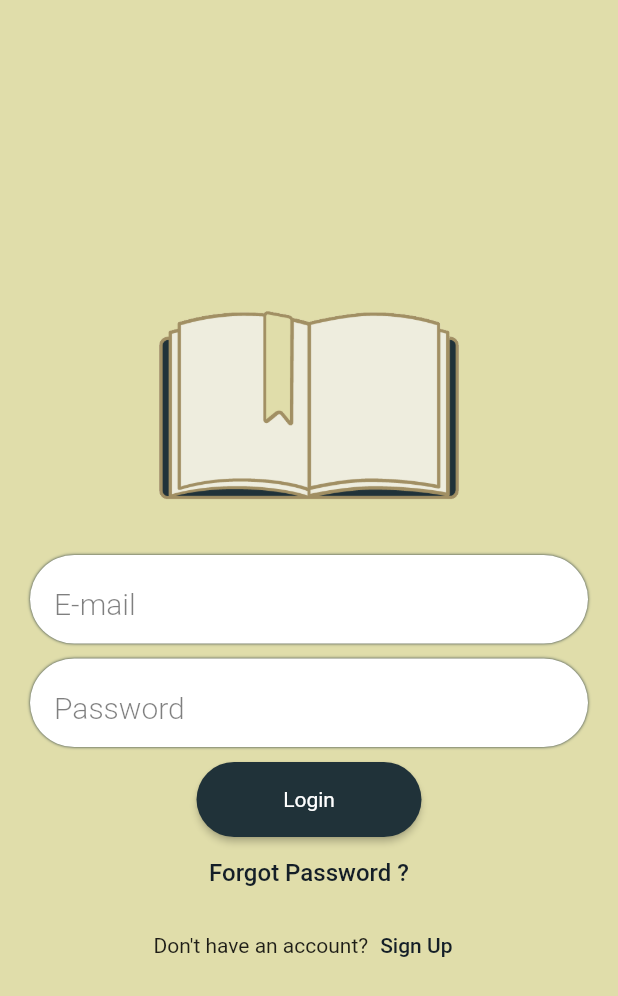
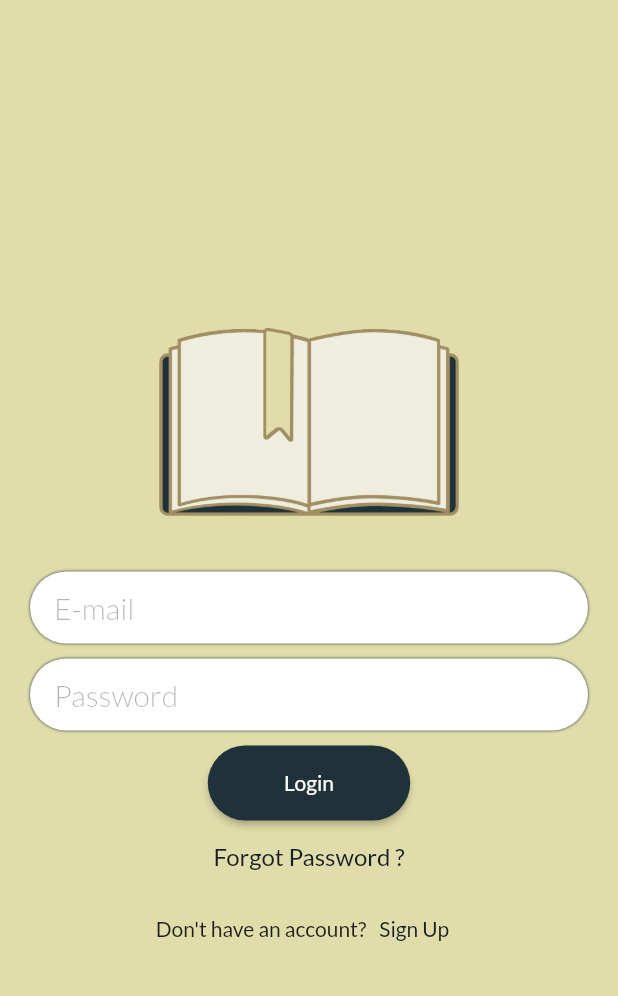
Before and after one commit to TheLameOne/timetable, a Flutter app: the screen it shows after launch, on a phone screen of 412 x 824 dp. Shown: the top 996 px of the screen. Run offline on Flutter 3.47's test engine with Material 2 defaults, Android fonts, the phone set to English and light mode, and no system bars; our stand-ins replace google_fonts; Roboto replaces fonts that are missing (Montserrat).

Commit message:
Google Fonts and password field

```diff
--- a/lib/custom/button.dart
+++ b/lib/custom/button.dart
@@ -14,7 +14,7 @@ class CustomButton extends StatelessWidget {
     required this.onPressed,
     this.text = "Submit",
     this.height = 50,
-    this.width = 150,
+    this.width = 135,
   });
 
   @override
@@ -22,19 +22,12 @@ class CustomButton extends StatelessWidget {
     return RawMaterialButton(
       constraints: BoxConstraints(minHeight: height, minWidth: width),
       fillColor: Styles.COLOR3,
-      splashColor: Colors.greenAccent,
+      splashColor: Styles.COLOR4,
       child: Padding(
         padding: EdgeInsets.all(10.0),
         child: Row(
           mainAxisSize: MainAxisSize.min,
           children: <Widget>[
-            // Icon(
-            //   Icons.face,
-            //   color: Colors.amber,
-            // ),
-            // SizedBox(
-            //   width: 10.0,
-            // ),
             Text(
               text,
               maxLines: 1,
--- a/lib/custom/textfield.dart
+++ b/lib/custom/textfield.dart
@@ -17,6 +17,7 @@ class CustomTextField extends StatelessWidget {
   final double padding;
   final bool size;
   final bool onRegPage;
+  final bool obscureText;
 
   CustomTextField(
       {required this.labelText,
@@ -33,7 +34,8 @@ class CustomTextField extends StatelessWidget {
       this.isPrefixIcon = false,
       this.padding = 20,
       this.size = false,
-      this.onRegPage = false});
+      this.onRegPage = false,
+      this.obscureText = false});
 
   @override
   Widget build(BuildContext context) {
@@ -61,11 +63,12 @@ class CustomTextField extends StatelessWidget {
           padding:
               (isPrefixIcon) ? EdgeInsets.all(0) : EdgeInsets.only(left: 16),
           child: TextFormField(
+              obscureText: obscureText,
               onSaved: onSaved(),
               onChanged: onChanged(),
               keyboardType: textInputType,
               initialValue: initialValue,
-              style: TextStyle(fontSize: 30),
+              style: TextStyle(fontSize: 17),
               decoration: InputDecoration(
                 border: InputBorder.none,
                 hintText: hintText,
@@ -79,8 +82,7 @@ class CustomTextField extends StatelessWidget {
                     : null,
                 hintStyle: TextStyle(
                     fontSize: hintTextSize,
-                    fontFamily: 'Montserrat',
-                    color: Colors.black.withOpacity(0.5),
+                    color: Colors.black.withOpacity(0.3),
                     fontWeight: FontWeight.w300),
               )),
         ),
--- a/lib/main.dart
+++ b/lib/main.dart
@@ -1,4 +1,5 @@
 import 'package:flutter/material.dart';
+import 'package:google_fonts/google_fonts.dart';
 import 'package:timetable/pages/SplashScreen.dart';
 
 void main() {
@@ -17,7 +18,8 @@ class _MyAppState extends State<MyApp> {
   Widget build(BuildContext context) {
     return MaterialApp(
       title: 'Time Table',
-      theme: ThemeData(primarySwatch: Colors.blue),
+      theme: ThemeData(
+          primarySwatch: Colors.blue, textTheme: GoogleFonts.latoTextTheme()),
       home: SplashScreen(),
       debugShowCheckedModeBanner: false,
     );
--- a/lib/pages/LoginPage.dart
+++ b/lib/pages/LoginPage.dart
@@ -4,9 +4,14 @@ import 'package:timetable/custom/textfield.dart';
 import 'package:timetable/utils/logo.dart';
 import 'package:timetable/utils/styles.dart';
 
-class LoginPage extends StatelessWidget {
+class LoginPage extends StatefulWidget {
   const LoginPage({Key? key}) : super(key: key);
 
+  @override
+  State<LoginPage> createState() => _LoginPageState();
+}
+
+class _LoginPageState extends State<LoginPage> {
   @override
   Widget build(BuildContext context) {
     return Scaffold(
@@ -19,6 +24,7 @@ class LoginPage extends StatelessWidget {
               appname: false,
             ),
             CustomTextField(
+              textInputType: TextInputType.emailAddress,
               labelText: "Enter Email",
               hintText: "E-mail",
               initialValue: '',
@@ -30,6 +36,7 @@ class LoginPage extends StatelessWidget {
               height: 10,
             ),
             CustomTextField(
+              obscureText: true,
               labelText: "Enter Password",
               hintText: "Password",
               initialValue: '',
```
Also changed, not shown: 1 other file.
